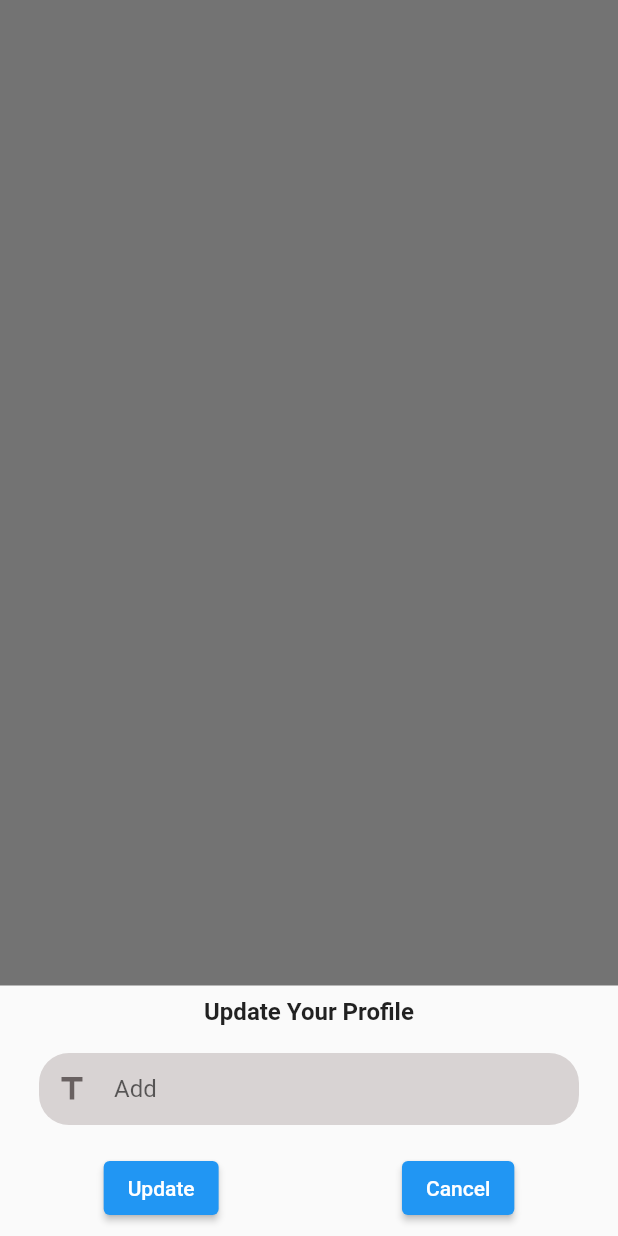
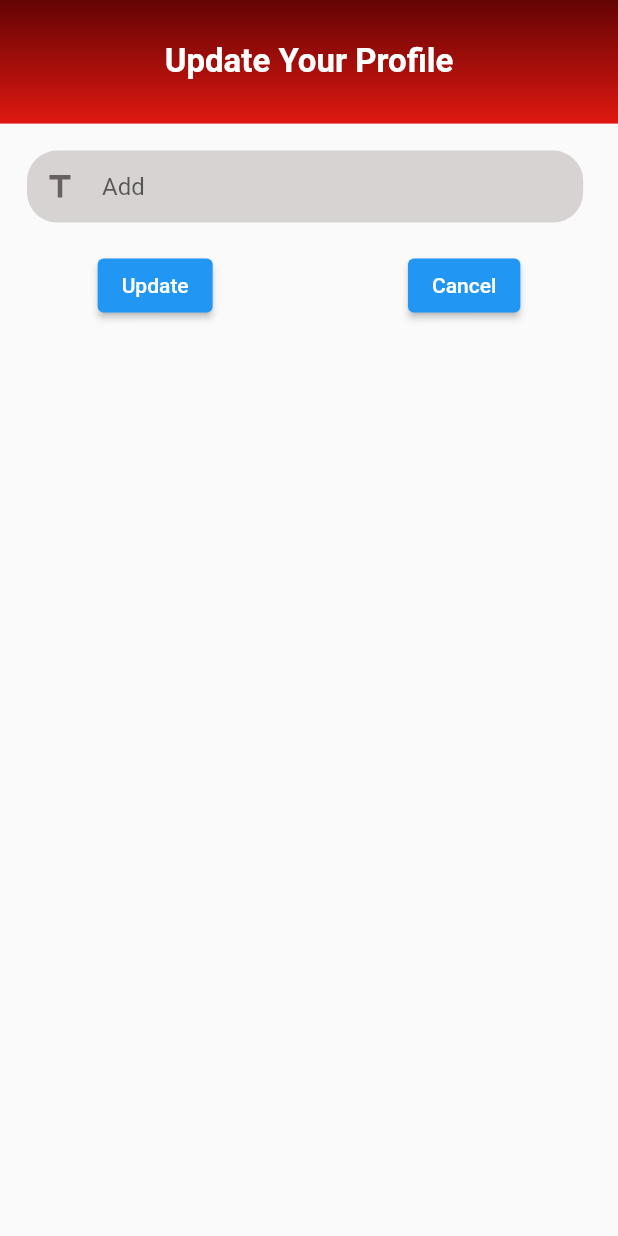
Before and after one commit to Ammar-Yasir1412/mufahh, a Flutter app: the profileUpdate screen opened directly with empty values, on a phone screen of 412 x 824 dp. Run offline on Flutter 3.47's test engine with Material 2 defaults, Android fonts, the phone set to English and light mode, and no system bars; our stand-ins replace carousel_slider, cloud_firestore, dropdown_search, firebase_auth, firebase_core, firebase_storage and 2 more; accounts and stored records are empty; network calls fail.

Commit message:
Update Profile

```diff
--- a/lib/Screens/Profile/profileUpdate.dart
+++ b/lib/Screens/Profile/profileUpdate.dart
@@ -2,29 +2,116 @@ import 'package:cloud_firestore/cloud_firestore.dart';
 import 'package:flutter/material.dart';
 
 import '../../Widgets/myTextField.dart';
+import '../home/home.dart';
 
 FirebaseFirestore firestore = FirebaseFirestore.instance;
 TextEditingController textcontroler = TextEditingController();
 
-profileUpdate(context, title, UserData) async {
-  showModalBottomSheet(
-    context: context,
-    builder: (context) {
-      return Padding(
-        padding: const EdgeInsets.all(8.0),
-        child: Wrap(
+// profileUpdate(context, title,key, UserData) async {
+//   showModalBottomSheet(
+//     context: context,
+//     builder: (context) {
+//       return Padding(
+//         padding: const EdgeInsets.all(8.0),
+//         child: Wrap(
+//           children: [
+//             const Center(
+//               child: Text(
+//                 "Update Your Profile",
+//                 style: TextStyle(fontSize: 16, fontWeight: FontWeight.bold),
+//               ),
+//             ),
+//             Padding(
+//               padding: const EdgeInsets.all(18.0),
+//               child: myTextField(
+//                 context,
+//                 "Add $title",
+//                 Icons.title,
+//                 textcontroler,
+//               ),
+//             ),
+//             Row(
+//               mainAxisAlignment: MainAxisAlignment.spaceAround,
+//               children: [
+//                 ElevatedButton(
+//                     onPressed: () async {
+//                       UserData[title] = textcontroler.text;
+//                       await firestore
+//                           .collection("users")
+//                           .doc(UserData["UID"])
+//                           .update({
+//                         key: textcontroler.text,
+//                       });
+//                       textcontroler.clear();
+//                     },
+//                     child: const Text("Update")),
+//                 ElevatedButton(
+//                     onPressed: () async {
+//                       Navigator.pop(context);
+//                     },
+//                     child: const Text("Cancel")),
+//               ],
+//             ),
+//           ],
+//         ),
+//       );
+//     },
+//   );
+// }
+
+class profileUpdate extends StatefulWidget {
+  final String title;
+  final String nKey;
+  final Map UserData;
+  const profileUpdate(
+      {super.key,
+      required this.title,
+      required this.nKey,
+      required this.UserData});
+
+  @override
+  State<profileUpdate> createState() => _profileUpdateState();
+}
+
+class _profileUpdateState extends State<profileUpdate> {
+  @override
+  Widget build(BuildContext context) {
+    print("============>${widget.nKey}");
+    return Scaffold(
+      body: Wrap(
         children: [
-            const Center(
+          Center(
+            child: Container(
+                height: MediaQuery.of(context).size.height * 0.1,
+                width: MediaQuery.of(context).size.width,
+                decoration: BoxDecoration(
+                  gradient: LinearGradient(
+                    colors: [
+                      (Color.fromARGB(255, 99, 4, 4)),
+                      (Color.fromARGB(255, 223, 24, 17))
+                    ],
+                    begin: Alignment.topCenter,
+                    end: Alignment.bottomCenter,
+                  ),
+                ),
+                child: const Center(
                   child: Text(
                     "Update Your Profile",
-                style: TextStyle(fontSize: 16, fontWeight: FontWeight.bold),
+                    style: TextStyle(
+                        fontSize: 22,
+                        fontWeight: FontWeight.bold,
+                        color: Colors.white),
                   ),
+                )),
+          ),
+          SizedBox(
+            height: 10,
           ),
           Padding(
             padding: const EdgeInsets.all(18.0),
             child: myTextField(
               context,
-                "Add $title",
+              "Add ${widget.nKey}",
               Icons.title,
               textcontroler,
             ),
@@ -34,14 +121,21 @@ profileUpdate(context, title, UserData) async {
             children: [
               ElevatedButton(
                   onPressed: () async {
-                      UserData[title] = textcontroler.text;
+                    widget.UserData[widget.nKey] = textcontroler.text;
                     await firestore
                         .collection("users")
-                          .doc(UserData["UID"])
+                        .doc(widget.UserData["UID"])
                         .update({
-                        title: textcontroler.text,
+                      widget.nKey: textcontroler.text,
                     });
-                      textcontroler.clear();
+                    print("${widget.UserData}");
+                    Navigator.push(
+                      context,
+                      MaterialPageRoute(
+                          builder: (context) => home(
+                                UserData: widget.UserData,
+                              )),
+                    );
                   },
                   child: const Text("Update")),
               ElevatedButton(
@@ -54,6 +148,6 @@ profileUpdate(context, title, UserData) async {
         ],
       ),
     );
-    },
-  );
+    ;
   }
+}
--- a/lib/Screens/home/home.dart
+++ b/lib/Screens/home/home.dart
@@ -27,6 +27,7 @@ class _homeState extends State<home> {
   late Widget CurrentScreen;
   @override
   Widget build(BuildContext context) {
+                        print("${widget.UserData}");
     return Scaffold(
       // backgroundColor: Color.fromARGB(255, 214, 15, 15),
 
```
Also changed, not shown: lib/Screens/Profile/Account.dart (+40 -44 lines). Lines whose indentation alone changed are shown as unchanged.
